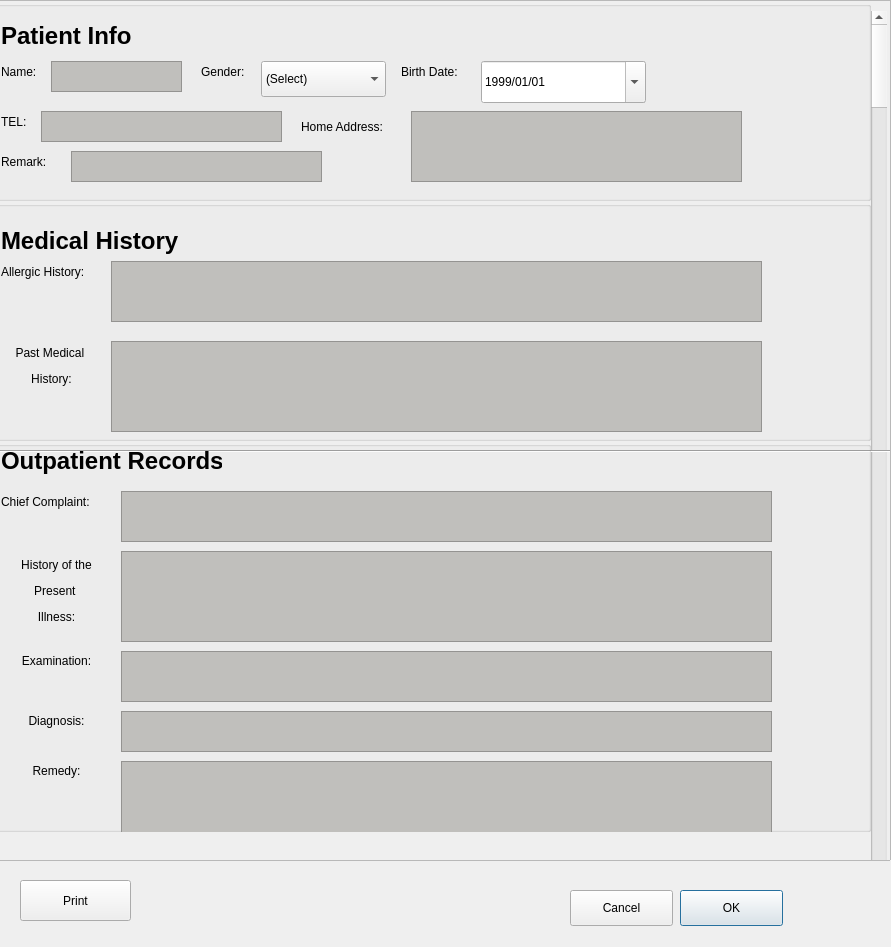
Before: the Qt Designer form addNewPatientWindow.ui in OhaoTech/ClinicManager, drawn with Qt 5.
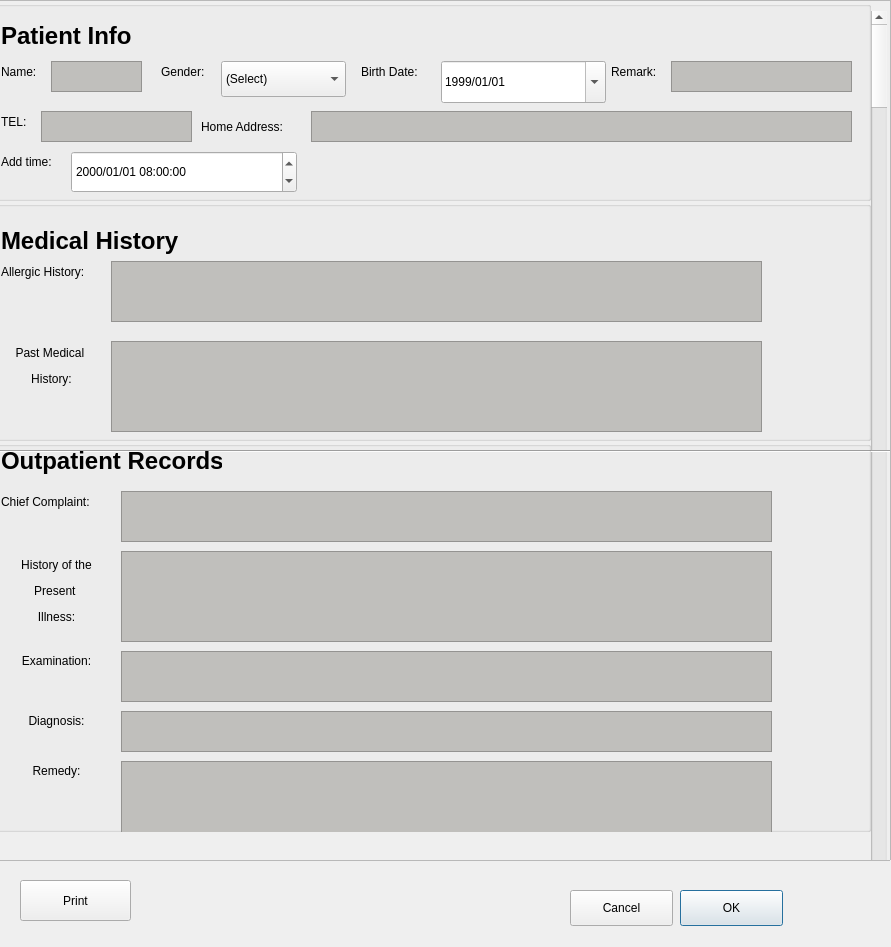
After: the same form once the commit is applied. Icons and pictures are not drawn.

Commit message:
0.1 version: base function finished
add new patients as 1st time outpatient service

Diff of the .ui file:
```diff
--- a/addNewPatientWindow.ui
+++ b/addNewPatientWindow.ui
@@ -55,7 +55,7 @@
        <rect>
         <x>60</x>
         <y>60</y>
-        <width>131</width>
+        <width>91</width>
         <height>31</height>
        </rect>
       </property>
@@ -79,7 +79,7 @@
      <widget class="QLabel" name="birthdata_label">
       <property name="geometry">
        <rect>
-        <x>410</x>
+        <x>370</x>
         <y>60</y>
         <width>71</width>
         <height>21</height>
@@ -92,9 +92,9 @@
      <widget class="QTextEdit" name="remark_textEdit">
       <property name="geometry">
        <rect>
-        <x>80</x>
-        <y>150</y>
-        <width>251</width>
+        <x>680</x>
+        <y>60</y>
+        <width>181</width>
         <height>31</height>
        </rect>
       </property>
@@ -105,7 +105,7 @@
      <widget class="QLabel" name="address_label">
       <property name="geometry">
        <rect>
-        <x>310</x>
+        <x>210</x>
         <y>110</y>
         <width>111</width>
         <height>31</height>
@@ -118,7 +118,7 @@
      <widget class="QDateEdit" name="birth_dateEdit">
       <property name="geometry">
        <rect>
-        <x>490</x>
+        <x>450</x>
         <y>60</y>
         <width>165</width>
         <height>42</height>
@@ -153,8 +153,8 @@
      <widget class="QLabel" name="remark_label">
       <property name="geometry">
        <rect>
-        <x>10</x>
-        <y>150</y>
+        <x>620</x>
+        <y>60</y>
         <width>61</width>
         <height>21</height>
        </rect>
@@ -168,7 +168,7 @@
        <rect>
         <x>50</x>
         <y>110</y>
-        <width>241</width>
+        <width>151</width>
         <height>31</height>
        </rect>
       </property>
@@ -176,11 +176,21 @@
        <string notr="true">background-color: rgb(192, 191, 188);
 </string>
       </property>
+      <property name="html">
+       <string>&lt;!DOCTYPE HTML PUBLIC &quot;-//W3C//DTD HTML 4.0//EN&quot; &quot;http://www.w3.org/TR/REC-html40/strict.dtd&quot;&gt;
+&lt;html&gt;&lt;head&gt;&lt;meta name=&quot;qrichtext&quot; content=&quot;1&quot; /&gt;&lt;meta charset=&quot;utf-8&quot; /&gt;&lt;style type=&quot;text/css&quot;&gt;
+p, li { white-space: pre-wrap; }
+hr { height: 1px; border-width: 0; }
+li.unchecked::marker { content: &quot;\2610&quot;; }
+li.checked::marker { content: &quot;\2612&quot;; }
+&lt;/style&gt;&lt;/head&gt;&lt;body style=&quot; font-family:'Cantarell'; font-size:11pt; font-weight:400; font-style:normal;&quot;&gt;
+&lt;p style=&quot;-qt-paragraph-type:empty; margin-top:0px; margin-bottom:0px; margin-left:0px; margin-right:0px; -qt-block-indent:0; text-indent:0px;&quot;&gt;&lt;br /&gt;&lt;/p&gt;&lt;/body&gt;&lt;/html&gt;</string>
+      </property>
      </widget>
      <widget class="QLabel" name="gender_label">
       <property name="geometry">
        <rect>
-        <x>210</x>
+        <x>170</x>
         <y>60</y>
         <width>71</width>
         <height>21</height>
@@ -206,10 +216,10 @@
      <widget class="QTextEdit" name="address_textEdit">
       <property name="geometry">
        <rect>
-        <x>420</x>
+        <x>320</x>
         <y>110</y>
-        <width>331</width>
-        <height>71</height>
+        <width>541</width>
+        <height>31</height>
        </rect>
       </property>
       <property name="styleSheet">
@@ -219,7 +229,7 @@
      <widget class="QComboBox" name="gender_comboBox">
       <property name="geometry">
        <rect>
-        <x>270</x>
+        <x>230</x>
         <y>60</y>
         <width>125</width>
         <height>36</height>
@@ -257,6 +267,54 @@
        <string>&lt;html&gt;&lt;head/&gt;&lt;body&gt;&lt;p&gt;&lt;span style=&quot; font-size:18pt; font-weight:700;&quot;&gt;Patient Info&lt;/span&gt;&lt;/p&gt;&lt;/body&gt;&lt;/html&gt;</string>
       </property>
      </widget>
+     <widget class="QLabel" name="add_time_label">
+      <property name="geometry">
+       <rect>
+        <x>10</x>
+        <y>150</y>
+        <width>71</width>
+        <height>21</height>
+       </rect>
+      </property>
+      <property name="text">
+       <string>Add time:</string>
+      </property>
+     </widget>
+     <widget class="QDateTimeEdit" name="add_dateTimeEdit">
+      <property name="geometry">
+       <rect>
+        <x>80</x>
+        <y>150</y>
+        <width>226</width>
+        <height>42</height>
+       </rect>
+      </property>
+      <property name="locale">
+       <locale language="Chinese" country="China"/>
+      </property>
+      <property name="buttonSymbols">
+       <enum>QAbstractSpinBox::UpDownArrows</enum>
+      </property>
+      <property name="dateTime">
+       <datetime>
+        <hour>8</hour>
+        <minute>0</minute>
+        <second>0</second>
+        <year>2000</year>
+        <month>1</month>
+        <day>1</day>
+       </datetime>
+      </property>
+      <property name="displayFormat">
+       <string>yyyy/MM/dd HH:mm:ss </string>
+      </property>
+      <property name="calendarPopup">
+       <bool>false</bool>
+      </property>
+      <property name="timeSpec">
+       <enum>Qt::LocalTime</enum>
+      </property>
+     </widget>
     </widget>
     <widget class="QGroupBox" name="groupBox_2">
      <property name="geometry">
```
The commit also changes 2 other files.
